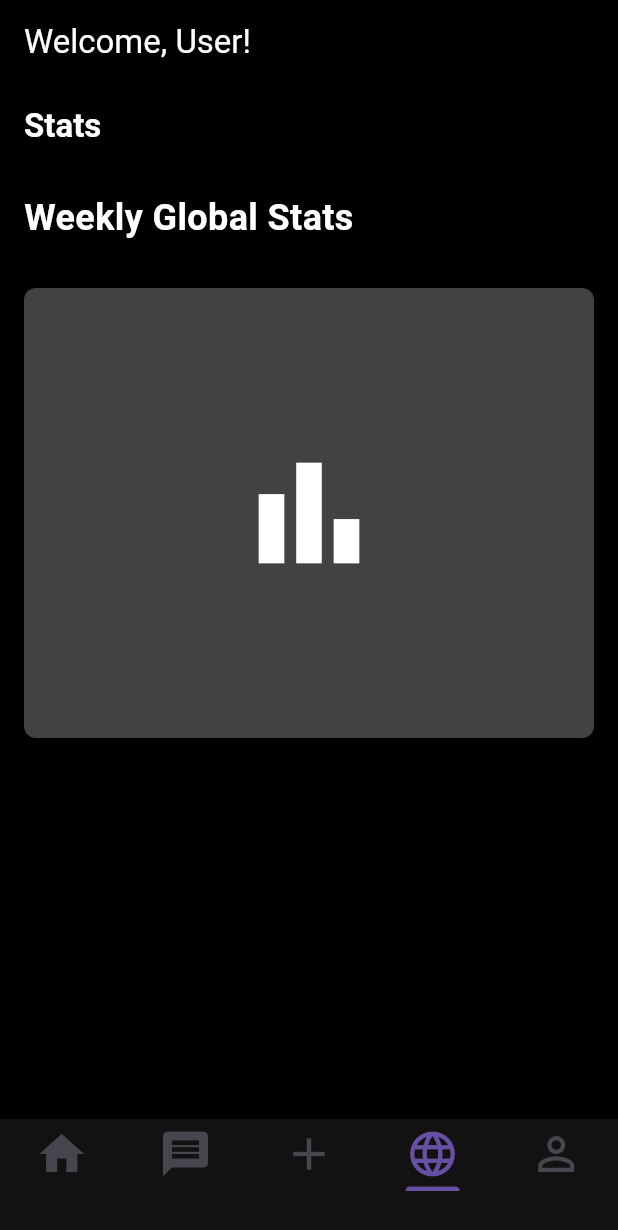
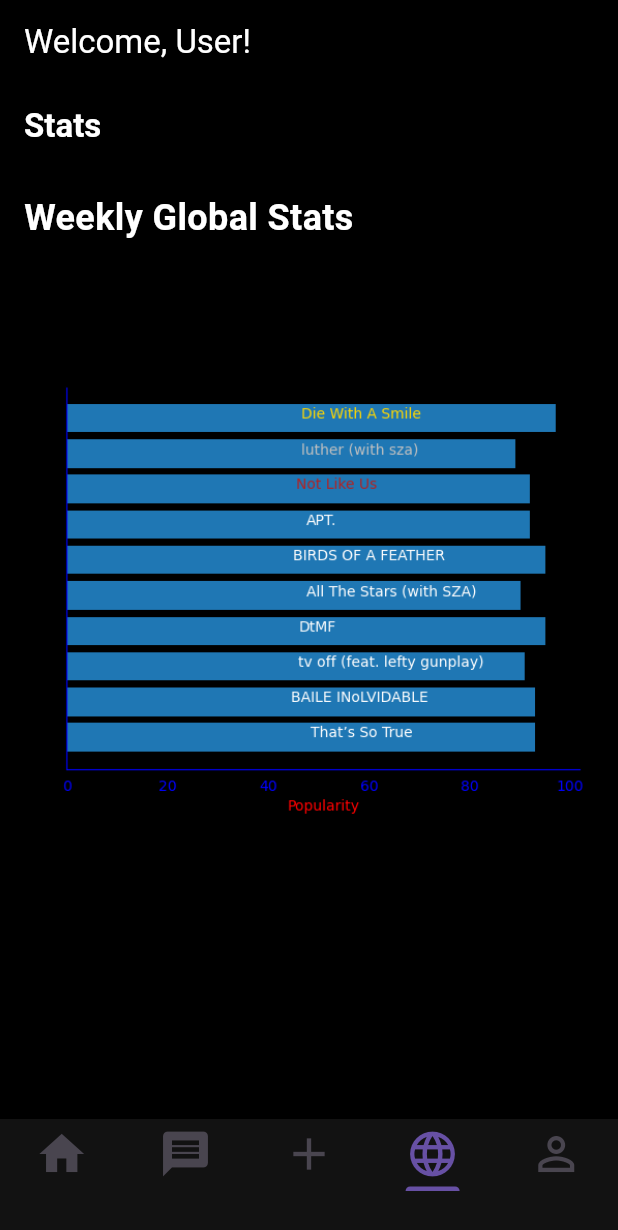
Before and after one commit to MysteryCoder456/maddata-2025, a Flutter app: the screen it shows once a user with an empty profile is signed in, item 4 of the bottom bar chosen, on a phone screen of 412 x 824 dp. Shown: the top 1230 px of the screen. Run offline on Flutter 3.47's test engine with Material 3 defaults, Android fonts, the phone set to English and light mode, and no system bars; our stand-ins replace flutter_dotenv, go_router, supabase_flutter; accounts and stored records are empty; network calls fail.

```diff
--- a/lib/stats.dart
+++ b/lib/stats.dart
@@ -1,5 +1,5 @@
 import 'package:flutter/material.dart';
-import 'graph.dart';  // Import the GraphPlaceholder widget
+import 'graph.dart'; // Import the GraphPlaceholder widget
 
 class StatsPage extends StatelessWidget {
   const StatsPage({super.key});
@@ -12,13 +12,18 @@ class StatsPage extends StatelessWidget {
         backgroundColor: Colors.black,
         title: Text(
           "Stats",
-          style: TextStyle(fontSize: 22, fontWeight: FontWeight.bold, color: Colors.white),
+          style: TextStyle(
+            fontSize: 22,
+            fontWeight: FontWeight.bold,
+            color: Colors.white,
+          ),
         ),
       ),
       body: Padding(
         padding: const EdgeInsets.all(16.0), // Padding for some spacing
         child: Column(
-          crossAxisAlignment: CrossAxisAlignment.start, // Align items to the left
+          crossAxisAlignment:
+              CrossAxisAlignment.start, // Align items to the left
           children: [
             Text(
               "Weekly Global Stats", // Text displayed at the top
@@ -29,9 +34,8 @@ class StatsPage extends StatelessWidget {
               ),
             ),
             SizedBox(height: 30), // Space between title and graph
-
             // Add the GraphPlaceholder widget here
-            GraphPlaceholder(), // No need for the image path anymore
+            Image.asset("figure.png", width: 551, height: 423),
           ],
         ),
       ),
--- a/pubspec.yaml
+++ b/pubspec.yaml
@@ -64,6 +64,7 @@ flutter:
   # To add assets to your application, add an assets section, like this:
   assets:
     - ".env"
+    - "figure.png"
 
   # An image asset can refer to one or more resolution-specific "variants", see
   # https://flutter.dev/to/resolution-aware-images
```
Also changed, not shown: figure.png, 1 other file.
